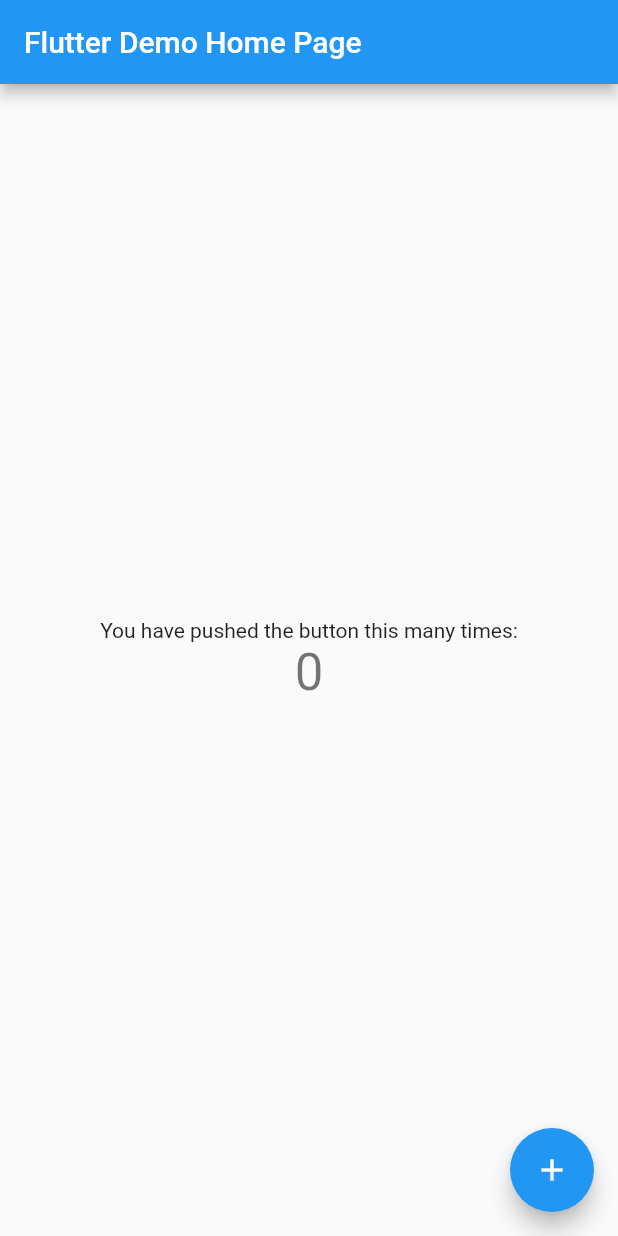
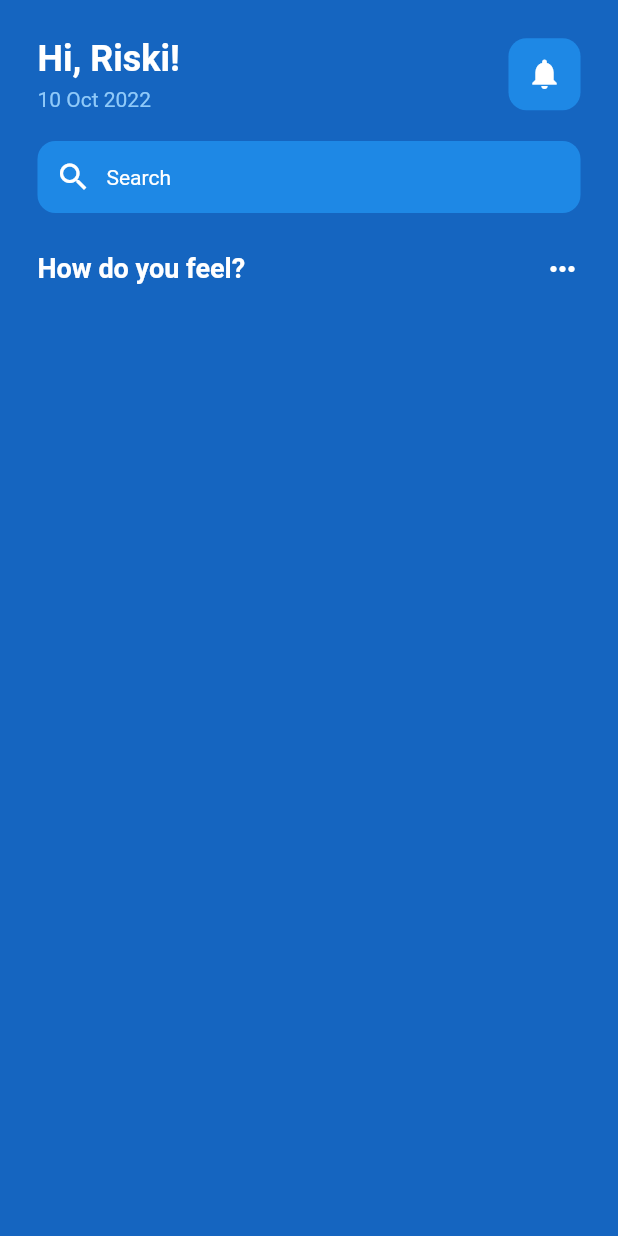
Before and after one commit to L200150110/simple_app_1, a Flutter app: the screen it shows after launch, on a phone screen of 412 x 824 dp. Run offline on Flutter 3.47's test engine with Material 2 defaults, Android fonts, the phone set to English and light mode, and no system bars.

Commit message:
update home page

```diff
--- /dev/null
+++ b/lib/home_page.dart
@@ -0,0 +1,108 @@
+// ignore_for_file: prefer_const_constructors, library_private_types_in_public_api, prefer_const_literals_to_create_immutables
+
+import 'package:flutter/material.dart';
+
+class HomePage extends StatefulWidget {
+  const HomePage({Key? key}) : super(key: key);
+
+  @override
+  _HomePageState createState() => _HomePageState();
+}
+
+class _HomePageState extends State<HomePage> {
+  @override
+  Widget build(BuildContext context) {
+    return Scaffold(
+      backgroundColor: Colors.blue[800],
+      body: SafeArea(
+        child: Padding(
+          padding: const EdgeInsets.all(25.0),
+          child: Column(
+            children: [
+              // header
+              Row(
+                mainAxisAlignment: MainAxisAlignment.spaceBetween,
+                children: [
+                  // user
+                  Column(
+                    crossAxisAlignment: CrossAxisAlignment.start,
+                    children: [
+                      Text(
+                        'Hi, Riski!',
+                        style: TextStyle(
+                          color: Colors.white,
+                          fontSize: 24,
+                          fontWeight: FontWeight.bold,
+                        ),
+                      ),
+                      SizedBox(height: 5),
+                      Text(
+                        '10 Oct 2022',
+                        style: TextStyle(
+                          color: Colors.blue[200],
+                          // fontSize: 16,
+                        ),
+                      ),
+                    ],
+                  ),
+
+                  // notif
+                  Container(
+                    decoration: BoxDecoration(
+                        color: Colors.blue[600],
+                        borderRadius: BorderRadius.circular(12)),
+                    padding: EdgeInsets.all(12),
+                    child: Icon(
+                      Icons.notifications,
+                      color: Colors.white,
+                    ),
+                  ),
+                ],
+              ),
+              SizedBox(height: 20),
+              // search bar
+              Container(
+                decoration: BoxDecoration(
+                    color: Colors.blue[600],
+                    borderRadius: BorderRadius.circular(12)),
+                child: Padding(
+                  padding: const EdgeInsets.all(12.0),
+                  child: Row(
+                    children: [
+                      Icon(
+                        Icons.search,
+                        color: Colors.white,
+                      ),
+                      SizedBox(
+                        width: 10,
+                      ),
+                      Text('Search', style: TextStyle(color: Colors.white))
+                    ],
+                  ),
+                ),
+              ),
+              SizedBox(height: 25),
+              Row(
+                mainAxisAlignment: MainAxisAlignment.spaceBetween,
+                children: [
+                  Text(
+                    'How do you feel?',
+                    style: TextStyle(
+                      color: Colors.white,
+                      fontSize: 18,
+                      fontWeight: FontWeight.bold,
+                    ),
+                  ),
+                  Icon(
+                    Icons.more_horiz,
+                    color: Colors.white,
+                  )
+                ],
+              ),
+            ],
+          ),
+        ),
+      ),
+    );
+  }
+}
--- a/lib/main.dart
+++ b/lib/main.dart
@@ -1,4 +1,5 @@
 import 'package:flutter/material.dart';
+import 'home_page.dart';
 
 void main() {
   runApp(const MyApp());
@@ -11,105 +12,11 @@
   @override
   Widget build(BuildContext context) {
     return MaterialApp(
-      title: 'Flutter Demo',
+      debugShowCheckedModeBanner: false,
       theme: ThemeData(
-        // This is the theme of your application.
-        //
-        // Try running your application with "flutter run". You'll see the
-        // application has a blue toolbar. Then, without quitting the app, try
-        // changing the primarySwatch below to Colors.green and then invoke
-        // "hot reload" (press "r" in the console where you ran "flutter run",
-        // or simply save your changes to "hot reload" in a Flutter IDE).
-        // Notice that the counter didn't reset back to zero; the application
-        // is not restarted.
         primarySwatch: Colors.blue,
       ),
-      home: const MyHomePage(title: 'Flutter Demo Home Page'),
+      home: const HomePage(),
     );
   }
 }
-
-class MyHomePage extends StatefulWidget {
-  const MyHomePage({super.key, required this.title});
-
-  // This widget is the home page of your application. It is stateful, meaning
-  // that it has a State object (defined below) that contains fields that affect
-  // how it looks.
-
-  // This class is the configuration for the state. It holds the values (in this
-  // case the title) provided by the parent (in this case the App widget) and
-  // used by the build method of the State. Fields in a Widget subclass are
-  // always marked "final".
-
-  final String title;
-
-  @override
-  State<MyHomePage> createState() => _MyHomePageState();
-}
-
-class _MyHomePageState extends State<MyHomePage> {
-  int _counter = 0;
-
-  void _incrementCounter() {
-    setState(() {
-      // This call to setState tells the Flutter framework that something has
-      // changed in this State, which causes it to rerun the build method below
-      // so that the display can reflect the updated values. If we changed
-      // _counter without calling setState(), then the build method would not be
-      // called again, and so nothing would appear to happen.
-      _counter++;
-    });
-  }
-
-  @override
-  Widget build(BuildContext context) {
-    // This method is rerun every time setState is called, for instance as done
-    // by the _incrementCounter method above.
-    //
-    // The Flutter framework has been optimized to make rerunning build methods
-    // fast, so that you can just rebuild anything that needs updating rather
-    // than having to individually change instances of widgets.
-    return Scaffold(
-      appBar: AppBar(
-        // Here we take the value from the MyHomePage object that was created by
-        // the App.build method, and use it to set our appbar title.
-        title: Text(widget.title),
-      ),
-      body: Center(
-        // Center is a layout widget. It takes a single child and positions it
-        // in the middle of the parent.
-        child: Column(
-          // Column is also a layout widget. It takes a list of children and
-          // arranges them vertically. By default, it sizes itself to fit its
-          // children horizontally, and tries to be as tall as its parent.
-          //
-          // Invoke "debug painting" (press "p" in the console, choose the
-          // "Toggle Debug Paint" action from the Flutter Inspector in Android
-          // Studio, or the "Toggle Debug Paint" command in Visual Studio Code)
-          // to see the wireframe for each widget.
-          //
-          // Column has various properties to control how it sizes itself and
-          // how it positions its children. Here we use mainAxisAlignment to
-          // center the children vertically; the main axis here is the vertical
-          // axis because Columns are vertical (the cross axis would be
-          // horizontal).
-          mainAxisAlignment: MainAxisAlignment.center,
-          children: <Widget>[
-            const Text(
-              'You have pushed the button this many times:',
-            ),
-            Text(
-              '$_counter',
-              style: Theme.of(context).textTheme.headline4,
-            ),
-          ],
-        ),
-      ),
-      floatingActionButton: FloatingActionButton(
-        onPressed: _incrementCounter,
-        tooltip: 'Increment',
-        child: const Icon(Icons.add),
-      ), // This trailing comma makes auto-formatting nicer for build methods.
-    );
-  }
-}
```
